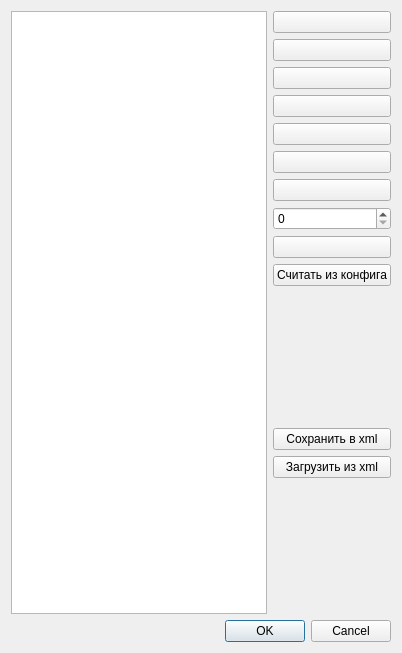
Old version of the form src/Gui/AssignColorForColorBarDialog.ui in the repository Ddv-progia/compositescannerarm.
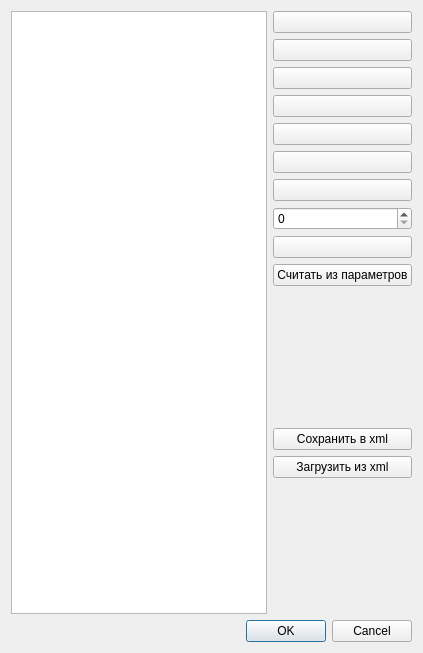
New version of the form. Icons and pictures are not drawn.

The edit to the form file:
```diff
--- a/src/Gui/AssignColorForColorBarDialog.ui
+++ b/src/Gui/AssignColorForColorBarDialog.ui
@@ -6,7 +6,7 @@
    <rect>
     <x>0</x>
     <y>0</y>
-    <width>401</width>
+    <width>420</width>
     <height>653</height>
    </rect>
   </property>
@@ -180,7 +180,7 @@
        <item>
         <widget class="QPushButton" name="readFromParametersButton">
          <property name="text">
-          <string>Считать из конфига</string>
+          <string>Считать из параметров</string>
          </property>
         </widget>
        </item>
```
Left out of the diff: 5 changed lines with no effect on the pictures.
